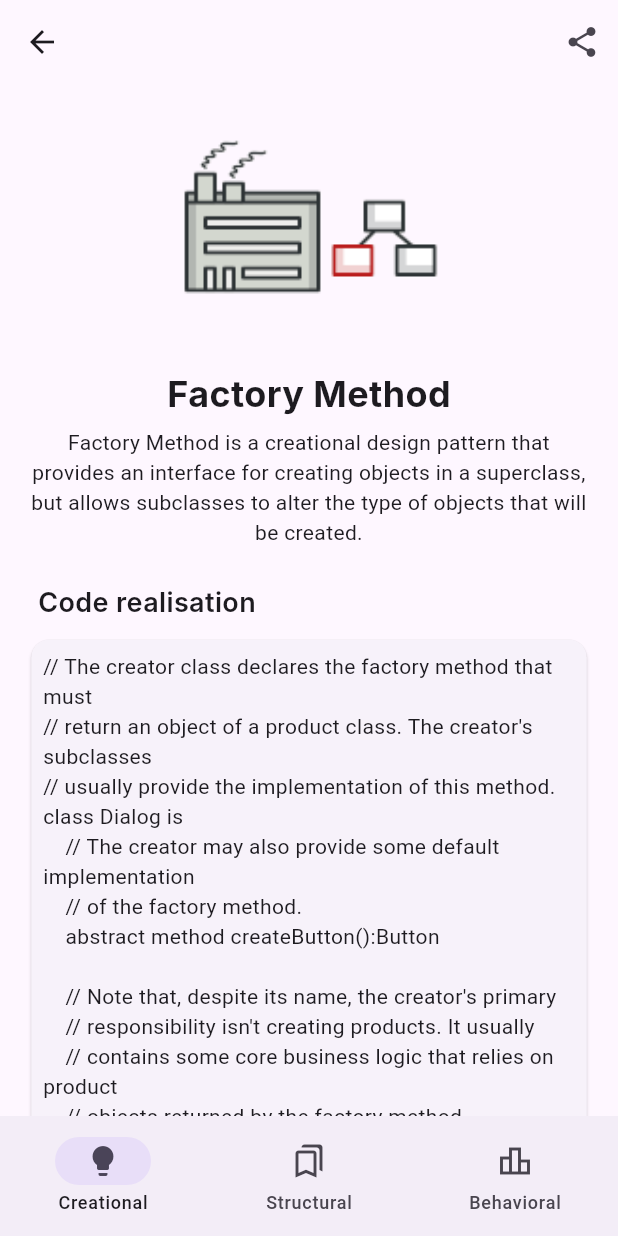
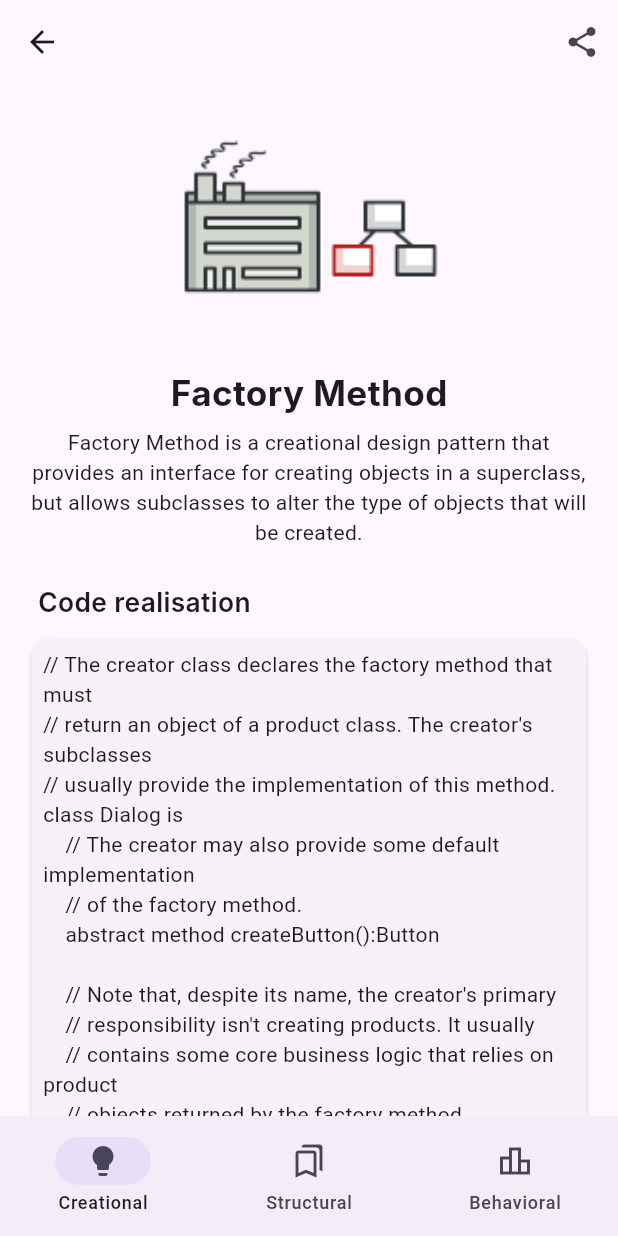
Before and after one commit to nograve/patterns_ipr, a Flutter app: the screen it shows after launch, after a tap on "Details", on a phone screen of 412 x 824 dp. Run offline on Flutter 3.47's test engine with Material 3 defaults, Android fonts, the phone set to English and light mode, and no system bars; our stand-ins replace flutter_screenutil, go_router, share_plus; missing offline and left inert: snowfall; Roboto replaces fonts that are missing (Inter).

Commit message:
Connected screen_util to styles.dart

```diff
--- a/lib/pages/pattern/pattern_page.dart
+++ b/lib/pages/pattern/pattern_page.dart
@@ -65,7 +65,7 @@ class PatternPage extends StatelessWidget {
                   Container(
                     padding: EdgeInsets.only(left: 8.w),
                     alignment: Alignment.centerLeft,
-                    child: const Text(
+                    child: Text(
                       'Code realisation',
                       style: Styles.titleMedium18,
                       textAlign: TextAlign.left,
--- a/lib/res/style/styles.dart
+++ b/lib/res/style/styles.dart
@@ -1,15 +1,16 @@
 import 'package:flutter/material.dart';
+import 'package:flutter_screenutil/flutter_screenutil.dart';
 
 class Styles {
-  static const headlineSmall24 = TextStyle(
-    fontSize: 24,
+  static final headlineSmall24 = TextStyle(
+    fontSize: 24.sp,
     fontWeight: FontWeight.w700,
     fontStyle: FontStyle.normal,
     fontFamily: 'Inter',
   );
 
-  static const titleMedium18 = TextStyle(
-    fontSize: 18,
+  static final titleMedium18 = TextStyle(
+    fontSize: 18.sp,
     fontWeight: FontWeight.w600,
     fontStyle: FontStyle.normal,
     fontFamily: 'Inter',
```
